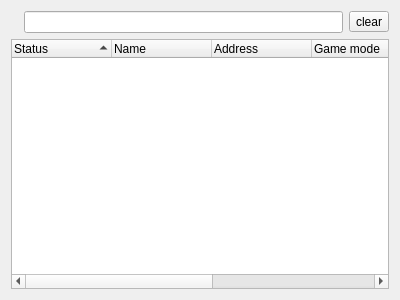
The window that src/servlistwidget.ui (navrocky/urtconnector) describes before a commit, drawn with Qt 5.
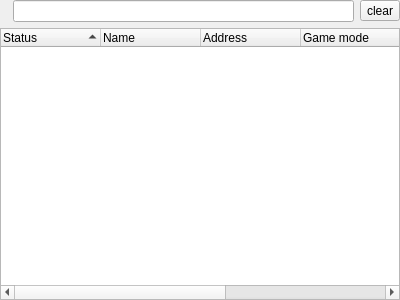
The same window after the commit. Icons and pictures are not drawn.

```diff
--- a/src/servlistwidget.ui
+++ b/src/servlistwidget.ui
@@ -14,6 +14,9 @@
    <string>Server list</string>
   </property>
   <layout class="QVBoxLayout" name="verticalLayout">
+   <property name="margin">
+    <number>0</number>
+   </property>
    <item>
     <layout class="QHBoxLayout" name="horizontalLayout">
      <item>
```
